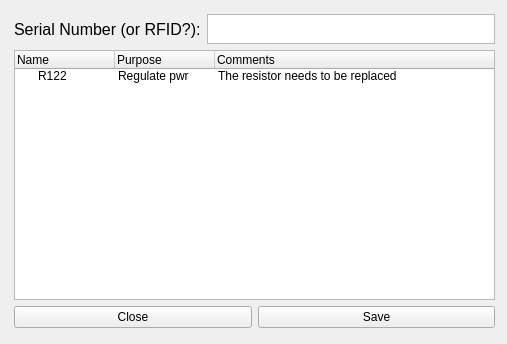
Before: the Qt Designer form bin/lib/SelectionEdit.ui in adamazoulay/ITkTrackingGUI, drawn with Qt 5.
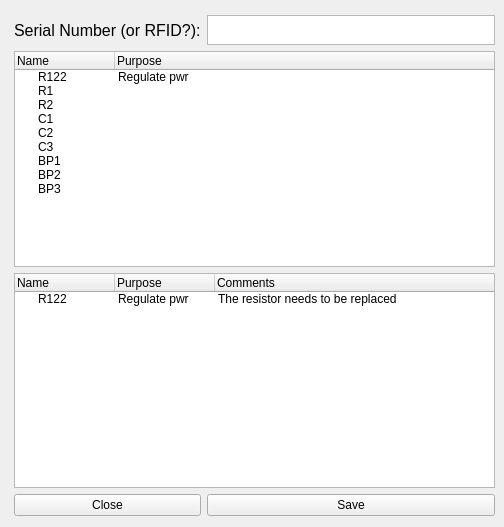
After: the same form once the commit is applied. Icons and pictures are not drawn.

Commit message: Fixed form layout

Diff of the .ui file:
```diff
--- a/bin/lib/SelectionEdit.ui
+++ b/bin/lib/SelectionEdit.ui
@@ -6,8 +6,8 @@
    <rect>
     <x>0</x>
     <y>0</y>
-    <width>507</width>
-    <height>344</height>
+    <width>504</width>
+    <height>527</height>
    </rect>
   </property>
   <property name="windowTitle">
@@ -17,13 +17,13 @@
    <iconset>
     <normaloff>../imgs/form.png</normaloff>../imgs/form.png</iconset>
   </property>
-  <widget class="QWidget" name="gridLayoutWidget">
+  <widget class="QWidget" name="">
    <property name="geometry">
     <rect>
      <x>9</x>
-     <y>9</y>
+     <y>10</y>
      <width>491</width>
-     <height>324</height>
+     <height>511</height>
     </rect>
    </property>
    <layout class="QGridLayout" name="gridLayout">
@@ -39,7 +39,52 @@
     <property name="bottomMargin">
      <number>5</number>
     </property>
-    <item row="4" column="0">
+    <item row="0" column="0" colspan="2">
+     <widget class="QLabel" name="label">
+      <property name="minimumSize">
+       <size>
+        <width>187</width>
+        <height>30</height>
+       </size>
+      </property>
+      <property name="maximumSize">
+       <size>
+        <width>187</width>
+        <height>30</height>
+       </size>
+      </property>
+      <property name="font">
+       <font>
+        <pointsize>12</pointsize>
+       </font>
+      </property>
+      <property name="text">
+       <string>Serial Number (or RFID?):</string>
+      </property>
+     </widget>
+    </item>
+    <item row="0" column="2">
+     <widget class="QTextEdit" name="textEdit">
+      <property name="minimumSize">
+       <size>
+        <width>0</width>
+        <height>30</height>
+       </size>
+      </property>
+      <property name="maximumSize">
+       <size>
+        <width>6666667</width>
+        <height>30</height>
+       </size>
+      </property>
+      <property name="font">
+       <font>
+        <pointsize>12</pointsize>
+       </font>
+      </property>
+     </widget>
+    </item>
+    <item row="1" column="0" colspan="3">
      <widget class="QTreeWidget" name="selectedTree">
       <property name="minimumSize">
        <size>
@@ -53,6 +98,95 @@
         <height>16777215</height>
        </size>
       </property>
+      <property name="tabKeyNavigation">
+       <bool>true</bool>
+      </property>
+      <property name="selectionMode">
+       <enum>QAbstractItemView::ExtendedSelection</enum>
+      </property>
+      <property name="selectionBehavior">
+       <enum>QAbstractItemView::SelectRows</enum>
+      </property>
+      <column>
+       <property name="text">
+        <string>Name</string>
+       </property>
+      </column>
+      <column>
+       <property name="text">
+        <string>Purpose</string>
+       </property>
+      </column>
+      <item>
+       <property name="text">
+        <string>R122</string>
+       </property>
+       <property name="text">
+        <string>Regulate pwr</string>
+       </property>
+       <property name="flags">
+        <set>ItemIsSelectable|ItemIsUserCheckable|ItemIsEnabled</set>
+       </property>
+      </item>
+      <item>
+       <property name="text">
+        <string>R1</string>
+       </property>
+      </item>
+      <item>
+       <property name="text">
+        <string>R2</string>
+       </property>
+      </item>
+      <item>
+       <property name="text">
+        <string>C1</string>
+       </property>
+      </item>
+      <item>
+       <property name="text">
+        <string>C2</string>
+       </property>
+      </item>
+      <item>
+       <property name="text">
+        <string>C3</string>
+       </property>
+      </item>
+      <item>
+       <property name="text">
+        <string>BP1</string>
+       </property>
+      </item>
+      <item>
+       <property name="text">
+        <string>BP2</string>
+       </property>
+      </item>
+      <item>
+       <property name="text">
+        <string>BP3</string>
+       </property>
+      </item>
+     </widget>
+    </item>
+    <item row="2" column="0" colspan="3">
+     <widget class="QTreeWidget" name="selectedTree_2">
+      <property name="minimumSize">
+       <size>
+        <width>0</width>
+        <height>0</height>
+       </size>
+      </property>
+      <property name="maximumSize">
+       <size>
+        <width>16777215</width>
+        <height>16777215</height>
+       </size>
+      </property>
+      <property name="selectionMode">
+       <enum>QAbstractItemView::ExtendedSelection</enum>
+      </property>
       <column>
        <property name="text">
         <string>Name</string>
@@ -84,72 +218,19 @@
       </item>
      </widget>
     </item>
-    <item row="1" column="0">
-     <layout class="QHBoxLayout" name="horizontalLayout">
-      <property name="topMargin">
-       <number>0</number>
+    <item row="3" column="2">
+     <widget class="QPushButton" name="pushButton">
+      <property name="text">
+       <string>Save</string>
       </property>
-      <item>
-       <widget class="QLabel" name="label">
-        <property name="minimumSize">
-         <size>
-          <width>187</width>
-          <height>30</height>
-         </size>
-        </property>
-        <property name="maximumSize">
-         <size>
-          <width>187</width>
-          <height>30</height>
-         </size>
-        </property>
-        <property name="font">
-         <font>
-          <pointsize>12</pointsize>
-         </font>
-        </property>
-        <property name="text">
-         <string>Serial Number (or RFID?):</string>
-        </property>
-       </widget>
-      </item>
-      <item>
-       <widget class="QTextEdit" name="textEdit">
-        <property name="maximumSize">
-         <size>
-          <width>16777215</width>
-          <height>30</height>
-         </size>
-        </property>
-        <property name="font">
-         <font>
-          <pointsize>12</pointsize>
-         </font>
-        </property>
-       </widget>
-      </item>
-     </layout>
+     </widget>
     </item>
-    <item row="7" column="0">
-     <layout class="QHBoxLayout" name="horizontalLayout_2">
-      <property name="topMargin">
-       <number>0</number>
+    <item row="3" column="0" colspan="2">
+     <widget class="QPushButton" name="pushButton_2">
+      <property name="text">
+       <string>Close</string>
       </property>
-      <item>
-       <widget class="QPushButton" name="pushButton_2">
-        <property name="text">
-         <string>Close</string>
-        </property>
-       </widget>
-      </item>
-      <item>
-       <widget class="QPushButton" name="pushButton">
-        <property name="text">
-         <string>Save</string>
-        </property>
-       </widget>
-      </item>
-     </layout>
+     </widget>
     </item>
    </layout>
   </widget>
```
Left out of the diff: 2 changed lines with no effect on the pictures.
